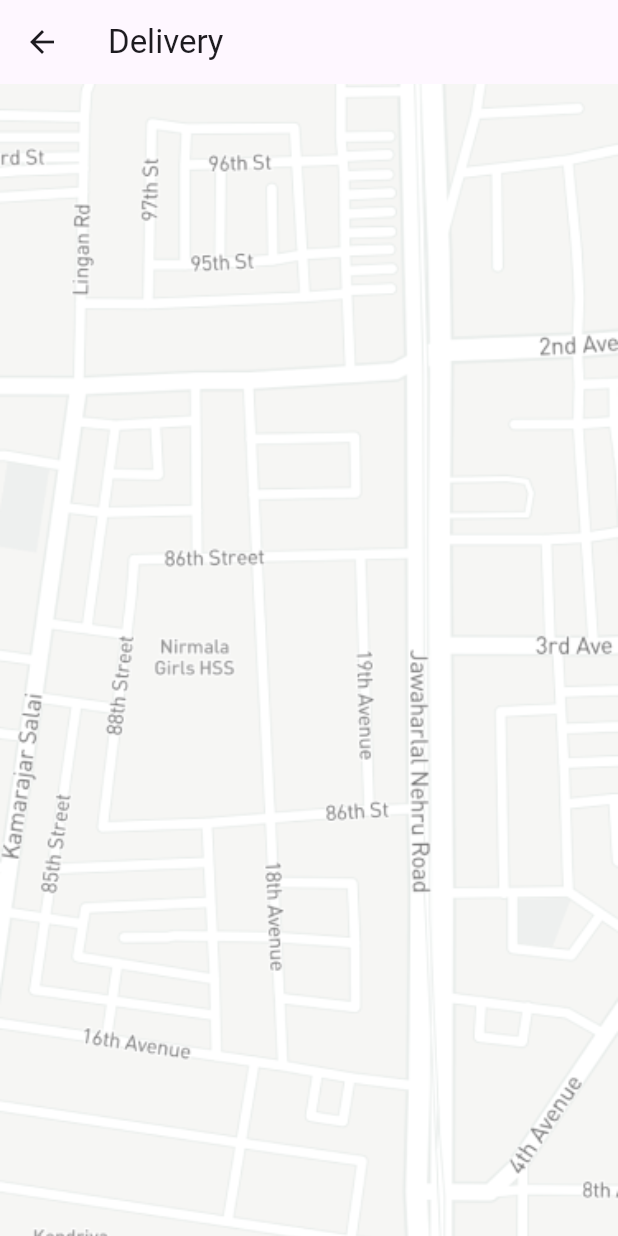
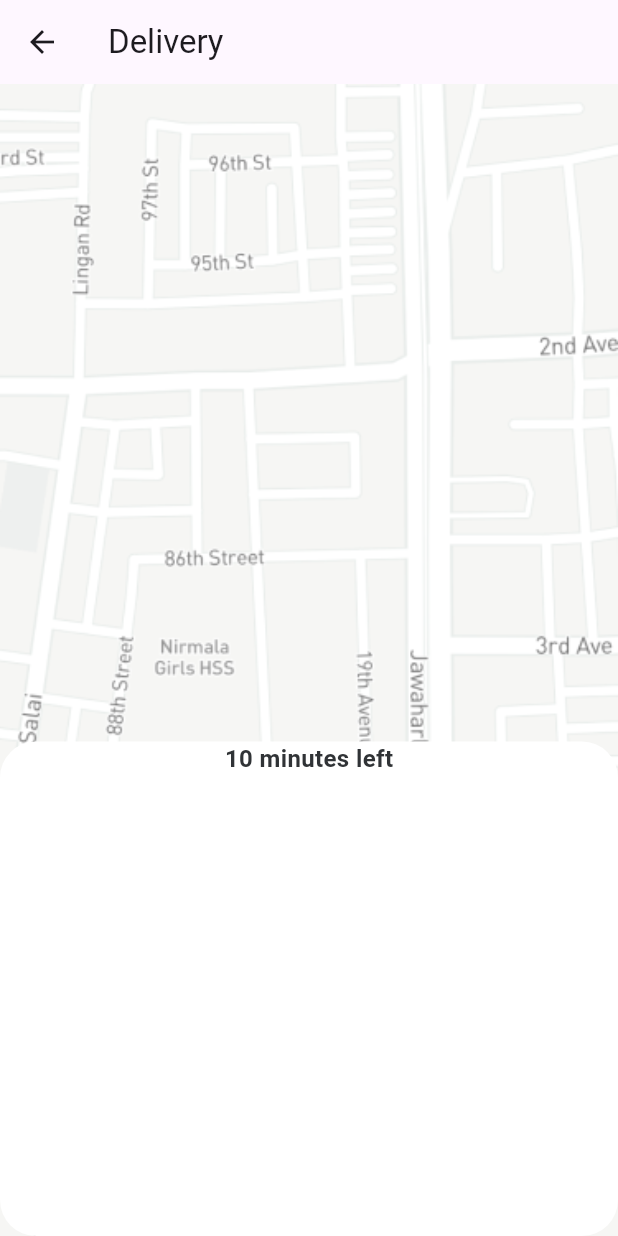
Before and after one commit to Nastyashes/coffee_app, a Flutter app: the Delivery screen opened by its route, on a phone screen of 412 x 824 dp. Run offline on Flutter 3.47's test engine with Material 3 defaults, Android fonts, the phone set to English and light mode, and no system bars; our stand-ins replace flutter_rating_bar; missing offline and left inert: dart:html; Roboto replaces fonts that are missing (Sora).

Commit message:
Add files via upload

```diff
--- a/lib/delivery_page/delivery.dart
+++ b/lib/delivery_page/delivery.dart
@@ -1,4 +1,5 @@
 import 'package:flutter/material.dart';
+import 'package:flutter/widgets.dart';
 
 class Delivery extends StatefulWidget {
   const Delivery();
@@ -23,10 +24,20 @@ class DeliveryState extends State<Delivery> {
                     fit: BoxFit.cover,
                     alignment: Alignment.topCenter)),
           ),
-          Positioned(
-              child: Container( decoration: BoxDecoration(borderRadius: BorderRadius.circular(24), color: Color.fromRGBO(255, 255, 255, 1) ),
+          Align(
+            alignment: Alignment.bottomCenter,
+              child: Container(  height: MediaQuery.of(context).size.height / 2.5,
+             width: MediaQuery.of(context).size.width,
+                 decoration: BoxDecoration(borderRadius: BorderRadius.circular(24), color: Color.fromRGBO(255, 255, 255, 1) ),
             child: Column(
-              children: [],
+              children: [
+             Padding(padding: EdgeInsets.only(), child:   Text('10 minutes left',style: TextStyle(
+                            fontFamily: 'Sora',
+                            fontSize: 16,
+                            fontWeight: FontWeight.w600,
+                            color: Color.fromRGBO(48, 51, 54, 1)))),
+
+              ],
             ),
           ))
         ],
--- a/lib/home_page/home.dart
+++ b/lib/home_page/home.dart
@@ -5,7 +5,7 @@ import 'package:coffee_app/home_page/tabbar_coffee/capuchino.dart';
 import 'package:coffee_app/home_page/tabbar_coffee/espresso.dart';
 import 'package:coffee_app/home_page/tabbar_coffee/latte.dart';
 import 'package:coffee_app/home_page/tabbar_coffee/machiato.dart';
-import 'navbar.dart';
+import 'naw_bar/navbar.dart';
 
 class Home extends StatefulWidget {
   const Home({Key? key}) : super(key: key);
--- a/lib/routes.dart
+++ b/lib/routes.dart
@@ -2,17 +2,20 @@
 
 import 'package:coffee_app/detail_page/detail.dart';
 import 'package:coffee_app/like_star.dart';
-import 'package:coffee_app/сhoice.dart';
+import 'package:coffee_app/home_page/naw_bar/few_page.dart';
 import 'package:coffee_app/delivery_page/delivery.dart';
 import 'package:coffee_app/home_page/home.dart';
 import 'package:coffee_app/order_page/order_page.dart';
 import 'package:flutter/material.dart';
 
+import 'home_page/naw_bar/notification.dart';
+
 final Map<String, WidgetBuilder> routes = {
   '/home': (context) => const Home(),
-  '/choice': (context) => const Choice(),
+  '/few': (context) => const Few(),
   '/order': (context) => const OrderPage(),
   '/delivery': (context) => const Delivery(),
-  '/detail':(context) => Detail(),
+  '/detail':(context) => const Detail(),
   '/like':(context) => const LikeStar(),
+  '/notification':(context) => const NotificationPage(),
 };
```
Also changed, not shown: lib/home_page/naw_bar/few_page.dart (added, +43 -0 lines), lib/home_page/naw_bar/navbar.dart (added, +63 -0 lines), lib/home_page/naw_bar/notification.dart (added, +24 -0 lines).
